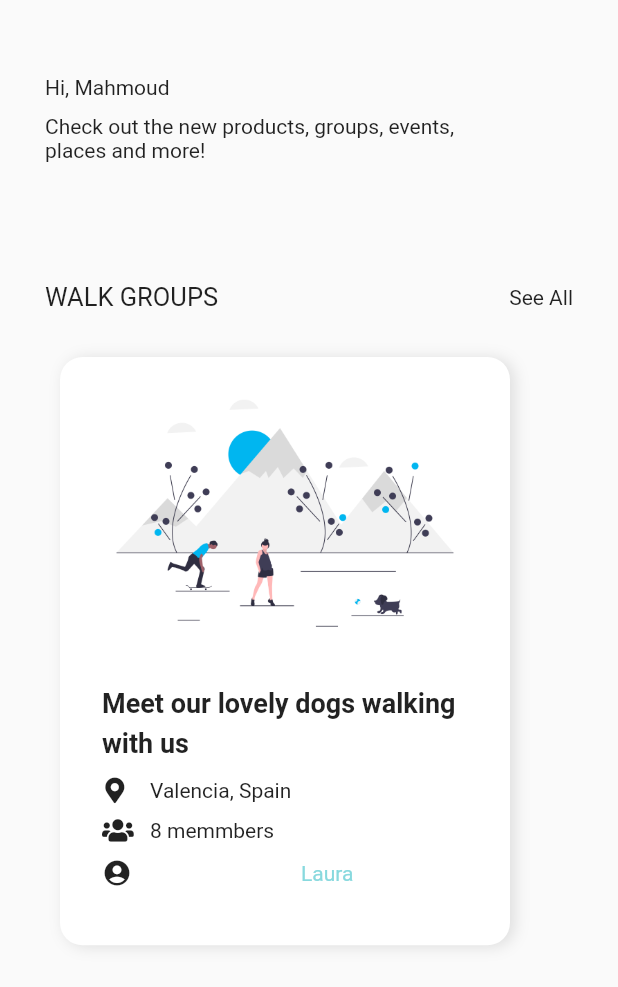
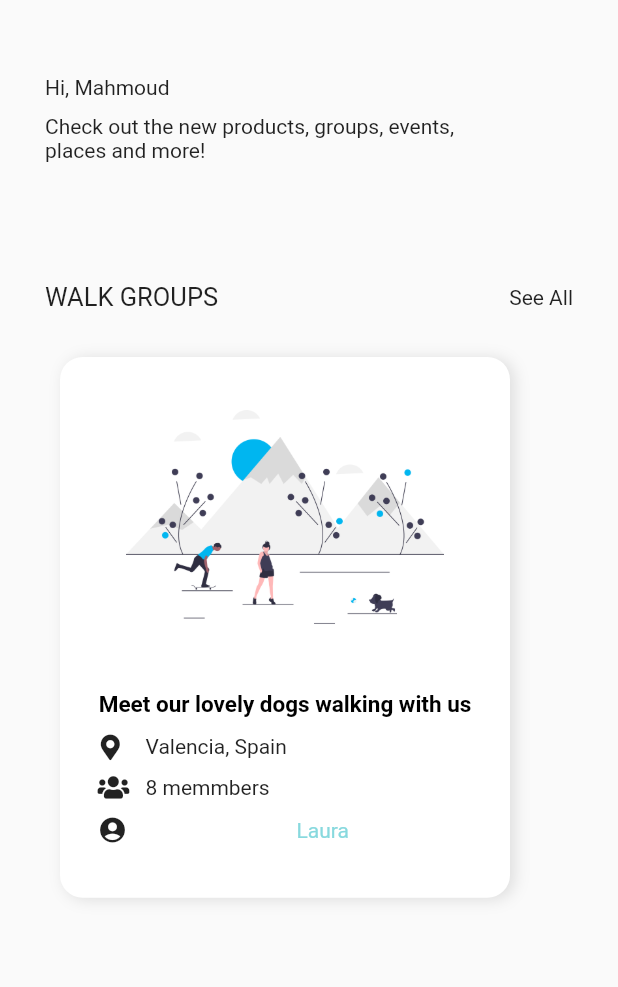
Before and after one commit to MHarooney/IPetMobile, a Flutter app: the DashoBoardScreen screen opened directly, on a phone screen of 412 x 824 dp. Shown: the top 987 px of the screen. Run offline on Flutter 3.47's test engine with Material 2 defaults, Android fonts, the light colour scheme and no system bars; our stand-ins replace country_code_picker, custom_navigation_bar, flutter_screenutil, font_awesome_flutter; Roboto replaces fonts that are missing (Montserrat).

Commit message:
Updated Custom Grid View Card

```diff
--- a/lib/constants/ipet_dimens.dart
+++ b/lib/constants/ipet_dimens.dart
@@ -5,6 +5,7 @@ class IPetDimens {
   static const double space10 = 10;
   static const double space12 = 12;
   static const double space15 = 15;
+  static const double space18 = 18;
   static const double space20 = 20;
   static const double space25 = 25;
   static const double space30 = 30;
@@ -15,5 +16,6 @@ class IPetDimens {
   static const double space120 = 120;
   static const double space200 = 200;
   static const double space250 = 250;
+  static const double space280 = 280;
   static const double space300 = 300;
 }
--- a/lib/widgets/custom_grid_view_card.dart
+++ b/lib/widgets/custom_grid_view_card.dart
@@ -1,6 +1,9 @@
 import 'package:flutter/material.dart';
 import 'package:font_awesome_flutter/font_awesome_flutter.dart';
 import 'package:ipet/constants/constants.dart';
+import 'package:ipet/constants/ipet_dimens.dart';
+import 'package:ipet/widgets/default_image.dart';
+import 'package:ipet/widgets/label.dart';
 import 'package:ipet/widgets/my_custom_card.dart';
 
 class CustomGridViewCard extends StatelessWidget {
@@ -20,26 +23,26 @@ class CustomGridViewCard extends StatelessWidget {
   @override
   Widget build(BuildContext context) {
     return Padding(
-      padding: const EdgeInsets.only(right: 30, bottom: 10),
+      padding: const EdgeInsets.only(
+          right: IPetDimens.space30, bottom: IPetDimens.space30),
       child: MyCustomCard(
-        colour: Colors.transparent,
+        colour: null,
         ipetDecoration: AppConst.greyBoxShadow,
         childCard: MyCustomCard(
           colour: null,
-          ipetWidth: 280,
+          ipetWidth: IPetDimens.space280,
           childCard: Column(
             children: <Widget>[
-              Image.asset(imgScr),
+              DefaultImage(image: imgScr),
               Padding(
-                padding: EdgeInsets.all(18),
+                padding: EdgeInsets.all(IPetDimens.space15),
                 child: Column(
                   children: <Widget>[
-                    Text(
-                      title,
-                      style: TextStyle(
-                          fontSize: 18,
-                          fontWeight: FontWeight.bold,
-                          height: 1.5),
+                    Label(
+                      text: title,
+                      size: IPetDimens.space15,
+                      fontWeight: FontWeight.bold,
+                      height: 1.5,
                     ),
                     SizedBox(
                       height: 10,
```
